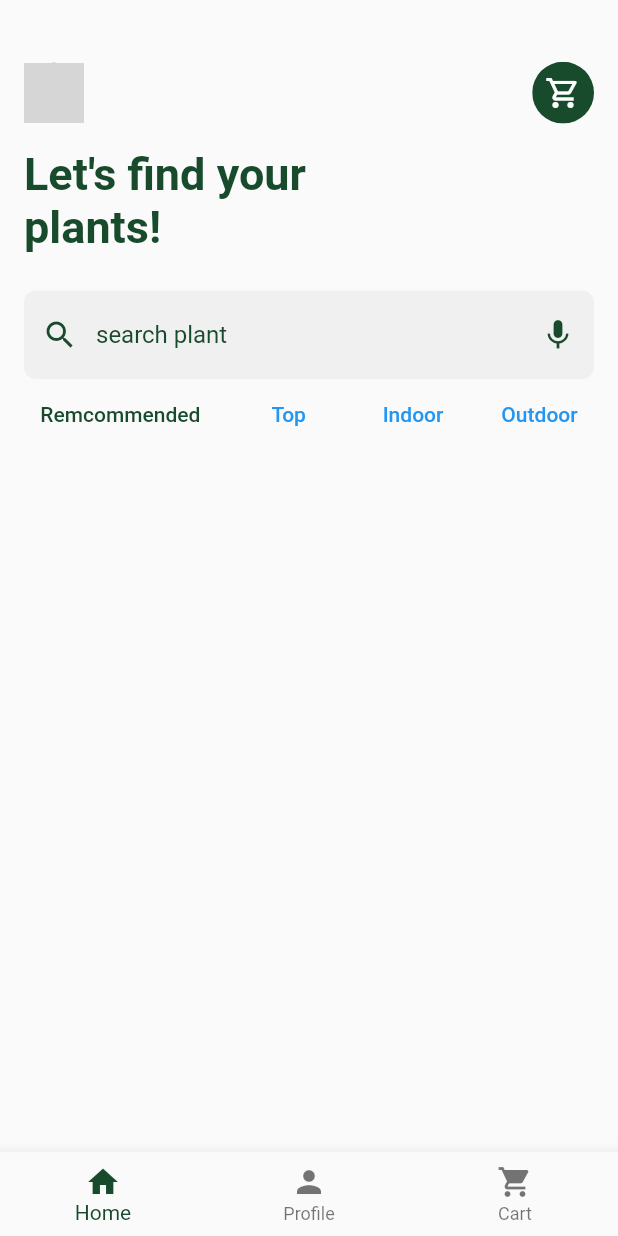
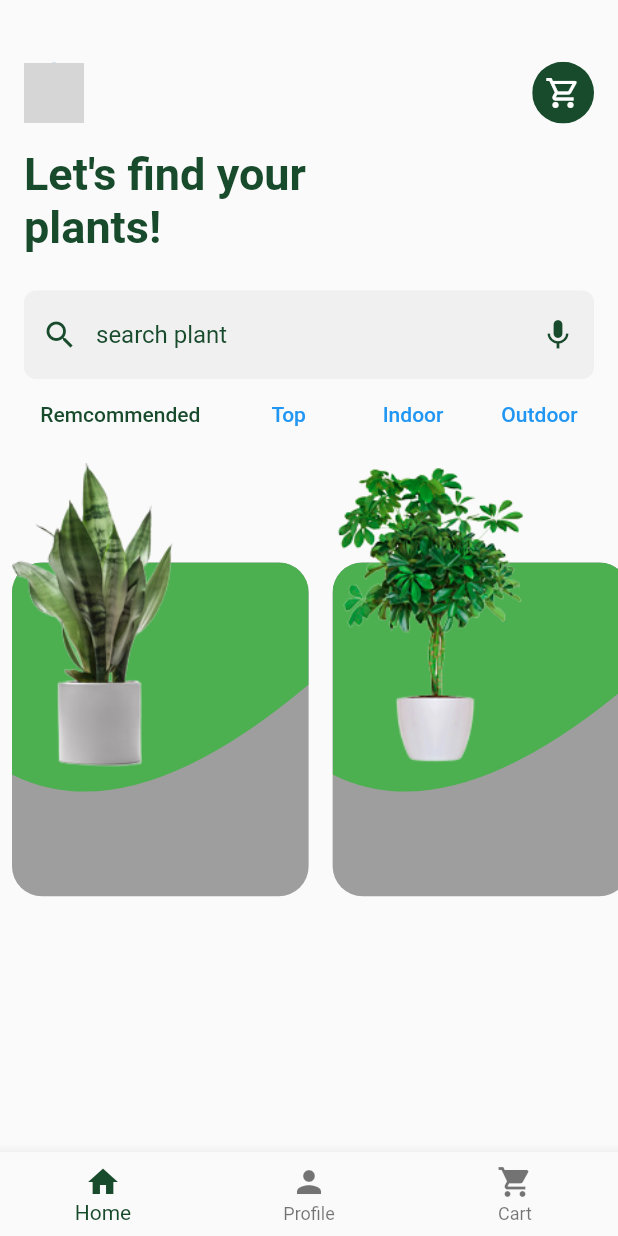
Before and after one commit to hmzaak/PlantStore-fultter, a Flutter app: the HomePage screen opened by its route, on a phone screen of 412 x 824 dp. Run offline on Flutter 3.47's test engine with Material 2 defaults, Android fonts, the phone set to English and light mode, and no system bars; network calls fail; grey boxes are pictures that could not be loaded.

Commit message:
Plants list added

```diff
--- /dev/null
+++ b/lib/model/plant.dart
@@ -0,0 +1,15 @@
+import 'package:flutter/material.dart';
+
+class Plant {
+  String name;
+  String category;
+  String price;
+  Image image;
+
+  Plant({
+    required this.name,
+    required this.category,
+    required this.price,
+    required this.image,
+  });
+}
--- /dev/null
+++ b/lib/model/plants_repository.dart
@@ -0,0 +1,40 @@
+import 'package:flutter/cupertino.dart';
+import 'package:plantstore/model/plant.dart';
+
+class PlantsRepository {
+  static List<Plant> loadPlants() {
+    List<Plant> allPlants = [
+      Plant(
+        name: 'Snake Plant',
+        category: 'Indoor',
+        price: '25',
+        image: Image.asset('assets/snakePlant.png'),
+      ),
+      Plant(
+        name: 'Arboricola',
+        category: 'Indoor',
+        price: '25',
+        image: Image.asset('assets/arboricola.png'),
+      ),
+      Plant(
+        name: 'Ficus Elista',
+        category: 'Indoor',
+        price: '25',
+        image: Image.asset('assets/ficusElista.png'),
+      ),
+      Plant(
+        name: 'Sansevieria',
+        category: 'Indoor',
+        price: '25',
+        image: Image.asset('assets/sansevieria.png'),
+      ),
+      Plant(
+        name: 'Dieffenbachia',
+        category: 'Indoor',
+        price: '25',
+        image: Image.asset('assets/dieffenbachia.png'),
+      ),
+    ];
+    return allPlants;
+  }
+}
--- /dev/null
+++ b/lib/ui/custom_widgets/homepage_widgets/bottom_navbar.dart
@@ -0,0 +1,40 @@
+import 'package:flutter/material.dart';
+
+class BottomNavBar extends StatefulWidget {
+  const BottomNavBar({Key? key}) : super(key: key);
+
+  @override
+  State<BottomNavBar> createState() => _BottomNavBarState();
+}
+
+class _BottomNavBarState extends State<BottomNavBar> {
+  int _selectedIndex = 0;
+  void _onItemTapped(int index) {
+    setState(() {
+      _selectedIndex = index;
+    });
+  }
+
+  @override
+  Widget build(BuildContext context) {
+    return BottomNavigationBar(
+      items: const <BottomNavigationBarItem>[
+        BottomNavigationBarItem(
+          icon: Icon(Icons.home),
+          label: 'Home',
+        ),
+        BottomNavigationBarItem(
+          icon: Icon(Icons.person),
+          label: 'Profile',
+        ),
+        BottomNavigationBarItem(
+          icon: Icon(Icons.shopping_cart),
+          label: 'Cart',
+        ),
+      ],
+      currentIndex: _selectedIndex,
+      selectedItemColor: const Color(0xff184A2C),
+      onTap: _onItemTapped,
+    );
+  }
+}
--- /dev/null
+++ b/lib/ui/custom_widgets/homepage_widgets/buttons_row.dart
@@ -0,0 +1,26 @@
+import 'package:flutter/material.dart';
+
+class ButtonsRow extends StatelessWidget {
+  const ButtonsRow({Key? key}) : super(key: key);
+
+  @override
+  Widget build(BuildContext context) {
+    return Row(
+      mainAxisAlignment: MainAxisAlignment.spaceEvenly,
+      children: [
+        TextButton(
+          onPressed: () {},
+          child: const Text(
+            'Remcommended',
+            style: TextStyle(
+              color: Color(0xff184A2C),
+            ),
+          ),
+        ),
+        TextButton(onPressed: () {}, child: const Text('Top')),
+        TextButton(onPressed: () {}, child: const Text('Indoor')),
+        TextButton(onPressed: () {}, child: const Text('Outdoor')),
+      ],
+    );
+  }
+}
--- /dev/null
+++ b/lib/ui/custom_widgets/homepage_widgets/plants_list.dart
@@ -0,0 +1,83 @@
+import 'package:flutter/material.dart';
+import 'package:plantstore/model/plant.dart';
+import 'package:plantstore/model/plants_repository.dart';
+
+class PlantsList extends StatelessWidget {
+  const PlantsList({Key? key}) : super(key: key);
+
+  @override
+  Widget build(BuildContext context) {
+    Size size = MediaQuery.of(context).size;
+    List<Plant> plants = PlantsRepository.loadPlants();
+    return ListView.builder(
+      scrollDirection: Axis.horizontal,
+      itemCount: plants.length,
+      itemBuilder: (BuildContext context, int index) {
+        return Padding(
+          padding: const EdgeInsets.all(8.0),
+          child: Stack(
+            children: [
+              Container(
+                width: size.width * 0.48,
+                // decoration: BoxDecoration(
+                //   border: Border.all(),
+                // ),
+              ),
+              Positioned(
+                bottom: 0,
+                child: Container(
+                  height: size.height * 0.27,
+                  width: size.width * 0.48,
+                  decoration: BoxDecoration(
+                    color: Colors.grey,
+                    borderRadius: BorderRadius.circular(20),
+                  ),
+                  child: Stack(
+                    children: [
+                      ClipPath(
+                        clipper: WaveClipper(),
+                        child: Container(
+                          decoration: const BoxDecoration(
+                            color: Colors.green,
+                            borderRadius: BorderRadius.only(
+                              topLeft: Radius.circular(20.0),
+                              topRight: Radius.circular(20.0),
+                            ),
+                          ),
+                          height: size.height * 0.22,
+                        ),
+                      ),
+                    ],
+                  ),
+                ),
+              ),
+              SizedBox(
+                height: size.height * 0.25,
+                child: plants[index].image,
+              ),
+            ],
+          ),
+        );
+      },
+    );
+  }
+}
+
+class WaveClipper extends CustomClipper<Path> {
+  @override
+  Path getClip(Size size) {
+    Path path = Path();
+    path.lineTo(0, size.height - 40);
+    // first controlling poing
+    var firstStart = Offset(size.width / 2.5, size.height);
+    var firstEnd = Offset(size.width, size.height - 100);
+    path.quadraticBezierTo(
+        firstStart.dx, firstStart.dy, firstEnd.dx, firstEnd.dy);
+    path.lineTo(size.width, 0);
+
+    return path;
+  }
+
+  @override
+  bool shouldReclip(CustomClipper<Path> oldClipper) => true;
+}
--- a/lib/ui/screens/homepage/home_page.dart
+++ b/lib/ui/screens/homepage/home_page.dart
@@ -1,66 +1,25 @@
 import 'package:flutter/material.dart';
+import 'package:plantstore/ui/custom_widgets/homepage_widgets/bottom_navbar.dart';
+import 'package:plantstore/ui/custom_widgets/homepage_widgets/buttons_row.dart';
+import 'package:plantstore/ui/custom_widgets/homepage_widgets/plants_list.dart';
 
-class HomePage extends StatefulWidget {
+class HomePage extends StatelessWidget {
   static const route = '/home-page';
   const HomePage({Key? key}) : super(key: key);
 
   @override
-  State<HomePage> createState() => _HomePageState();
-}
-
-class _HomePageState extends State<HomePage> {
-  int _selectedIndex = 0;
-  void _onItemTapped(int index) {
-    setState(() {
-      _selectedIndex = index;
-    });
-  }
-
-  @override
   Widget build(BuildContext context) {
+    final height = MediaQuery.of(context).size.height;
     return Scaffold(
       body: Column(
         children: [
           topSection(context),
           searchBar,
-          Row(
-            mainAxisAlignment: MainAxisAlignment.spaceEvenly,
-            children: [
-              TextButton(
-                onPressed: () {},
-                child: const Text(
-                  'Remcommended',
-                  style: TextStyle(
-                    color: Color(0xff184A2C),
-                  ),
-                ),
-              ),
-              TextButton(onPressed: () {}, child: const Text('Top')),
-              TextButton(onPressed: () {}, child: const Text('Indoor')),
-              TextButton(onPressed: () {}, child: const Text('Outdoor')),
-            ],
-          )
+          const ButtonsRow(),
+          SizedBox(height: height * 0.37, child: const PlantsList()),
         ],
       ),
-      bottomNavigationBar: BottomNavigationBar(
-        items: const <BottomNavigationBarItem>[
-          BottomNavigationBarItem(
-            icon: Icon(Icons.home),
-            label: 'Home',
-          ),
-          BottomNavigationBarItem(
-            icon: Icon(Icons.person),
-            label: 'Profile',
-          ),
-          BottomNavigationBarItem(
-            icon: Icon(Icons.shopping_cart),
-            label: 'Cart',
-          ),
-        ],
-        currentIndex: _selectedIndex,
-        selectedItemColor: const Color(0xff184A2C),
-        onTap: _onItemTapped,
-      ),
+      bottomNavigationBar: const BottomNavBar(),
     );
   }
 }
--- a/lib/ui/screens/login/login_page.dart
+++ b/lib/ui/screens/login/login_page.dart
@@ -1,5 +1,5 @@
 import 'package:flutter/material.dart';
-import 'package:plantstore/ui/custom_widgets/login_page_widgets/login_form.dart';
+import 'package:plantstore/ui/custom_widgets/loginpage_widgets/login_form.dart';
 
 class LoginPage extends StatelessWidget {
   static const route = '/login-page';
--- a/lib/ui/screens/signup/signup_page.dart
+++ b/lib/ui/screens/signup/signup_page.dart
@@ -1,5 +1,5 @@
 import 'package:flutter/material.dart';
-import 'package:plantstore/ui/custom_widgets/signup_page_widgets/signup_form.dart';
+import 'package:plantstore/ui/custom_widgets/signuppage_widgets/signup_form.dart';
 
 class SignUpPage extends StatelessWidget {
   static const route = '/signup-page';
--- a/pubspec.yaml
+++ b/pubspec.yaml
@@ -63,6 +63,11 @@ flutter:
   assets:
     - assets/leaf.png
     - assets/leaves.jpg
+    - assets/arboricola.png
+    - assets/dieffenbachia.png
+    - assets/ficusElista.png
+    - assets/sansevieria.png
+    - assets/snakePlant.png
   #   - images/a_dot_ham.jpeg
 
   # An image asset can refer to one or more resolution-specific "variants", see
```
Also changed, not shown: assets/arboricola.png (added), assets/dieffenbachia.png (added), assets/ficusElista.png (added), assets/sansevieria.png (added), assets/snakePlant.png (added).
